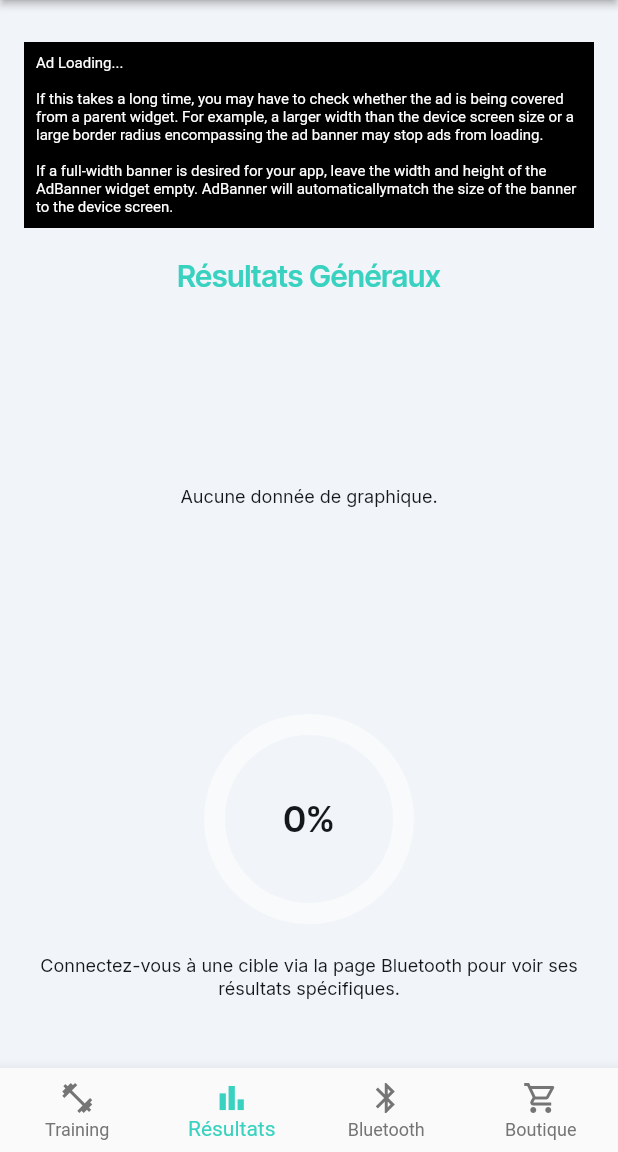
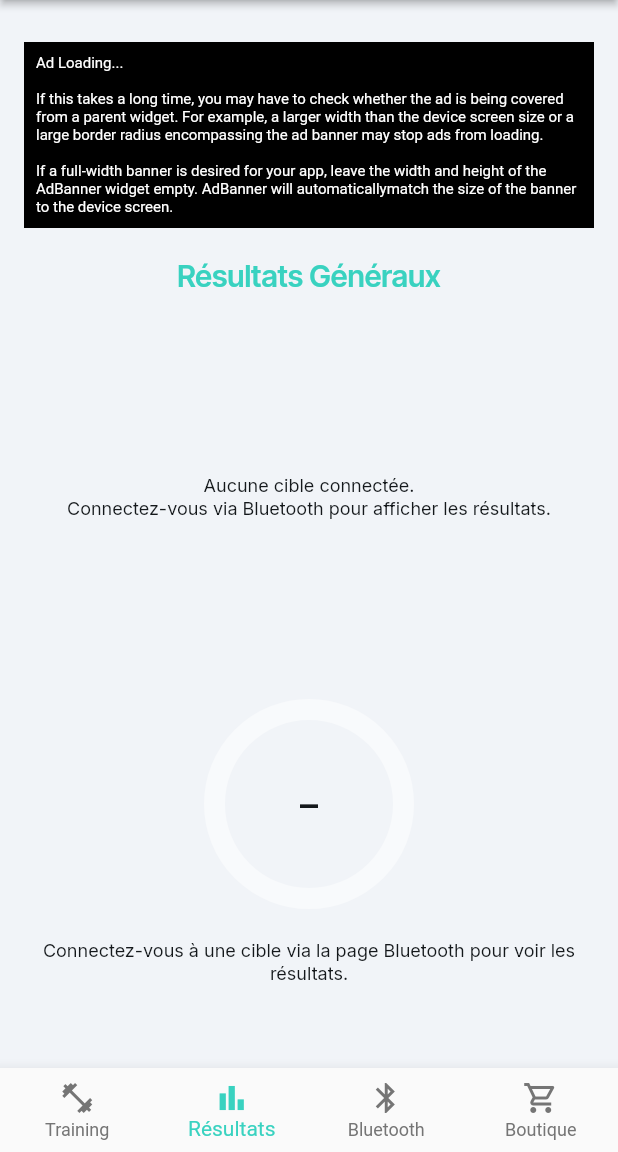
Before and after one commit to Paul-FranckDencausse/a-la-pointe, a Flutter app: the ResultsWidget screen opened by its route, on a phone screen of 412 x 824 dp, the part 84-1236 px from its top. Run offline on Flutter 3.47's test engine with Material 3 defaults, Android fonts, the phone set to English and light mode, and no system bars; drawn by our look-alikes of percent_indicator; our stand-ins replace auto_size_text, dropdown_button2, fl_chart, flutter_blue_plus, font_awesome_flutter, from_css_color and 8 more; missing offline and left inert: app_settings, json_path; accounts and stored records are empty; network calls fail.

Commit message:
côté flutter

```diff
--- a/lib/pages/results/results_widget.dart
+++ b/lib/pages/results/results_widget.dart
@@ -5,17 +5,15 @@ import '/flutter_flow/flutter_flow_charts.dart';
 import '/flutter_flow/flutter_flow_theme.dart';
 import '/flutter_flow/flutter_flow_util.dart';
 import 'dart:ui';
-import '/flutter_flow/random_data_util.dart' as random_data;
 import '/index.dart';
 import 'package:flutter/material.dart';
 import 'package:google_fonts/google_fonts.dart';
 import 'package:percent_indicator/percent_indicator.dart';
+import 'results_model.dart';
+export 'results_model.dart';
 
-// Supposons que results_model.dart est correctement importé si createModel en dépend
-// ou si ResultsModel est utilisé directement dans _ResultsWidgetState.
-// Si vous exportez le modèle depuis ce fichier, l'importation du modèle ici n'est pas strictement pour le widget lui-même.
-import 'results_model.dart'; // Cet import est pour la ligne 'export' et pour createModel
-export 'results_model.dart';
+// 🔹 BLE
+import 'package:flutter_blue_plus/flutter_blue_plus.dart';
 
 class ResultsWidget extends StatefulWidget {
   final String? deviceId;
@@ -28,7 +26,6 @@ class ResultsWidget extends StatefulWidget {
   static String routeName = 'Results';
   static String routePath = '/results';
 
-  // 👇👇👇 MÉTHODE MANQUANTE À AJOUTER OU À CORRIGER 👇👇👇
   @override
   State<ResultsWidget> createState() => _ResultsWidgetState();
 }
@@ -38,26 +35,100 @@ class _ResultsWidgetState extends State<ResultsWidget> {
   final scaffoldKey = GlobalKey<ScaffoldState>();
   int _selectedIndex = 1;
 
+  BluetoothDevice? connectedDevice;
+  BluetoothCharacteristic? notifyCharacteristic;
+
+  // Données dynamiques
+  List<String> hitsLog = [];
+  List<int> reactionTimes = [];
+  int hitCount = 0;
+  int maxHits = 5;
+
   @override
   void initState() {
     super.initState();
     _model = createModel(context, () => ResultsModel());
 
     if (widget.deviceId != null) {
-      debugPrint("ResultsWidget a reçu deviceId via constructeur: ${widget.deviceId}");
-      fetchResultsForDevice(widget.deviceId!);
-    } else {
-      debugPrint("ResultsWidget: Aucun deviceId n'a été fourni via constructeur.");
+      debugPrint("📡 Connexion à l'appareil: ${widget.deviceId}");
+      connectToDevice(widget.deviceId!);
     }
     WidgetsBinding.instance.addPostFrameCallback((_) => safeSetState(() {}));
   }
 
   @override
   void dispose() {
+    connectedDevice?.disconnect();
     _model.dispose();
     super.dispose();
   }
 
+  /// 🔹 Connexion BLE
+  Future<void> connectToDevice(String deviceId) async {
+    try {
+      final device = BluetoothDevice.fromId(deviceId);
+      await device.connect();
+      connectedDevice = device;
+
+      List<BluetoothService> services = await device.discoverServices();
+      for (var service in services) {
+        for (var char in service.characteristics) {
+          if (char.properties.notify) {
+            notifyCharacteristic = char;
+            await char.setNotifyValue(true);
+            char.value.listen((value) {
+              final msg = String.fromCharCodes(value);
+              parseSensorMessage(msg);
+            });
+          }
+        }
+      }
+    } catch (e) {
+      debugPrint("⚠️ Erreur connexion BLE: $e");
+    }
+  }
+
+  /// 🔹 Parse les messages envoyés par l’ESP32
+  void parseSensorMessage(String msg) {
+    debugPrint("📩 Message reçu: $msg");
+
+    if (msg.contains("HIT")) {
+      hitsLog.add(msg);
+      hitCount++;
+
+      // Extraire le temps de réaction
+      final regex = RegExp(r"Reaction time: (\d+) ms");
+      final match = regex.firstMatch(msg);
+      if (match != null) {
+        final reactionTime = int.parse(match.group(1)!);
+        reactionTimes.add(reactionTime);
+        debugPrint("⏱ Temps de réaction: $reactionTime ms");
+      }
+
+      // Mise à jour du modèle pour le graphique et le pourcentage
+      setState(() {
+        _model.lineChartData = [
+          FFLineChartData(
+            xData: List.generate(reactionTimes.length, (i) => i + 1),
+            yData: reactionTimes,
+            settings: LineChartBarData(
+              color: FlutterFlowTheme.of(context).secondary,
+              barWidth: 2.5,
+              isCurved: true,
+              dotData: FlDotData(show: true),
+              belowBarData: BarAreaData(
+                show: true,
+                color: FlutterFlowTheme.of(context).secondary.withOpacity(0.2),
+              ),
+            ),
+          ),
+        ];
+        _model.percentValue = (hitCount / maxHits).clamp(0.0, 1.0);
+      });
+    }
+  }
+
+  /// 🔹 Navigation bas
   void _onItemTapped(int index) {
     if (_selectedIndex == index && index != 1) return;
     setState(() {
@@ -72,10 +143,9 @@ class _ResultsWidgetState extends State<ResultsWidget> {
         if (ModalRoute.of(context)?.settings.name != ResultsWidget.routeName) {
           context.pushNamed(
             ResultsWidget.routeName,
-            queryParameters: widget.deviceId != null ? {'deviceId': widget.deviceId!} : {},
+            queryParameters:
+            widget.deviceId != null ? {'deviceId': widget.deviceId!} : {},
           );
-        } else if (widget.deviceId != null) {
-          fetchResultsForDevice(widget.deviceId!);
         }
         break;
       case 2:
@@ -87,30 +157,9 @@ class _ResultsWidgetState extends State<ResultsWidget> {
     }
   }
 
-  void fetchResultsForDevice(String deviceId) {
-    debugPrint("Chargement des résultats pour l'appareil : $deviceId");
-    setState(() {
-      final idBasedSeed = deviceId.hashCode % 10;
-      _model.lineChartData = [
-        FFLineChartData(
-          xData: List.generate(7, (index) => index * (idBasedSeed + 1)),
-          yData: List.generate(7, (index) => random_data.randomInteger(5, 20) + idBasedSeed),
-          settings: LineChartBarData(
-            color: FlutterFlowTheme.of(context).secondary,
-            barWidth: 2.5,
-            isCurved: true,
-            dotData: FlDotData(show: true),
-            belowBarData: BarAreaData(
-              show: true,
-              color: FlutterFlowTheme.of(context).secondary.withOpacity(0.2),
-            ),
-          ),
-        )
-      ];
-      _model.percentValue = (random_data.randomInteger(30, 90 + idBasedSeed) / 100.0).clamp(0.0, 1.0);
-    });
-  }
-
+  // ======================================================
+  // ====================== BUILD =========================
+  // ======================================================
   @override
   Widget build(BuildContext context) {
     return GestureDetector(
@@ -151,9 +200,11 @@ class _ResultsWidgetState extends State<ResultsWidget> {
                   showsTestAd: true,
                 ),
                 const SizedBox(height: 20),
+
+                // Titre
                 Text(
                   widget.deviceId != null
-                      ? 'Résultats pour Cible (...${widget.deviceId!.length > 5 ? widget.deviceId!.substring(widget.deviceId!.length - 5) : widget.deviceId})'
+                      ? 'Résultats pour Appareil (...${widget.deviceId!.substring(widget.deviceId!.length - 5)})'
                       : 'Résultats Généraux',
                   style: FlutterFlowTheme.of(context).titleLarge.override(
                     fontFamily: GoogleFonts.interTight().fontFamily,
@@ -164,66 +215,83 @@ class _ResultsWidgetState extends State<ResultsWidget> {
                   textAlign: TextAlign.center,
                 ),
                 const SizedBox(height: 20),
+
+                // Graphique
                 Container(
                   width: double.infinity,
                   height: 230,
-                  child: (widget.deviceId == null && (_model.lineChartData == null || _model.lineChartData!.isEmpty))
-                      ? Center(child: Text("Aucune donnée de graphique.", style: FlutterFlowTheme.of(context).bodyMedium))
-                      : (_model.lineChartData != null && _model.lineChartData!.isNotEmpty)
-                      ? FlutterFlowLineChart(
+                  child: (_model.lineChartData == null ||
+                      _model.lineChartData!.isEmpty)
+                      ? Center(
+                    child: Text(
+                      widget.deviceId == null
+                          ? "Aucune cible connectée.\nConnectez-vous via Bluetooth pour afficher les résultats."
+                          : "Aucune donnée pour l'instant.",
+                      textAlign: TextAlign.center,
+                      style: FlutterFlowTheme.of(context).bodyMedium,
+                    ),
+                  )
+                      : FlutterFlowLineChart(
                     data: _model.lineChartData!,
                     chartStylingInfo: ChartStylingInfo(
-                      backgroundColor: FlutterFlowTheme.of(context).secondaryBackground,
+                      backgroundColor:
+                      FlutterFlowTheme.of(context).secondaryBackground,
                       showBorder: false,
                     ),
                     axisBounds: AxisBounds(),
-                    xAxisLabelInfo: AxisLabelInfo(reservedSize: 32, showLabels: true),
-                    yAxisLabelInfo: AxisLabelInfo(reservedSize: 40, showLabels: true),
-                  )
-                      : Center(child: Text("Chargement des données du graphique...", style: FlutterFlowTheme.of(context).bodyMedium)),
+                    xAxisLabelInfo: AxisLabelInfo(
+                        reservedSize: 32, showLabels: true),
+                    yAxisLabelInfo: AxisLabelInfo(
+                        reservedSize: 40, showLabels: true),
+                  ),
                 ),
-                const SizedBox(height: 30),
+
+                const SizedBox(height: 20),
+
+                // Pourcentage
                 CircularPercentIndicator(
-                  percent: _model.percentValue,
+                  percent: widget.deviceId == null ? 0.0 : _model.percentValue,
                   radius: 70,
                   lineWidth: 14,
                   animation: true,
-                  animationDuration: 1200,
                   progressColor: FlutterFlowTheme.of(context).secondary,
-                  backgroundColor: FlutterFlowTheme.of(context).accent4.withOpacity(0.5),
+                  backgroundColor:
+                  FlutterFlowTheme.of(context).accent4.withOpacity(0.5),
                   center: Text(
-                    '${(_model.percentValue * 100).toStringAsFixed(0)}%',
-                    style: FlutterFlowTheme.of(context).headlineSmall.override(
-                      fontFamily: GoogleFonts.interTight().fontFamily,
-                      fontWeight: FontWeight.w600,
-                      useGoogleFonts: true,
-                    ),
+                    widget.deviceId == null
+                        ? "–"
+                        : "${(_model.percentValue * 100).toStringAsFixed(0)}%",
+                    style: FlutterFlowTheme.of(context).headlineSmall,
                   ),
                 ),
+
                 const SizedBox(height: 20),
-                if (widget.deviceId != null)
-                  ElevatedButton.icon(
-                    icon: const Icon(Icons.refresh),
-                    label: const Text("Rafraîchir les Données"),
-                    onPressed: () => fetchResultsForDevice(widget.deviceId!),
-                    style: ElevatedButton.styleFrom(
-                      backgroundColor: FlutterFlowTheme.of(context).primary,
-                      foregroundColor: FlutterFlowTheme.of(context).primaryText,
-                      padding: const EdgeInsets.symmetric(horizontal: 24, vertical: 12),
-                      textStyle: FlutterFlowTheme.of(context).titleSmall,
-                    ),
+
+                // Logs
+                if (widget.deviceId == null)
+                  Text(
+                    "Connectez-vous à une cible via la page Bluetooth pour voir les résultats.",
+                    textAlign: TextAlign.center,
+                    style: FlutterFlowTheme.of(context).bodyMedium,
+                  )
+                else if (hitsLog.isEmpty)
+                  Text(
+                    "Aucun hit enregistré pour le moment.",
+                    textAlign: TextAlign.center,
+                    style: FlutterFlowTheme.of(context).bodyMedium,
                   )
                 else
-                  Text(
-                    "Connectez-vous à une cible via la page Bluetooth pour voir ses résultats spécifiques.",
-                    textAlign: TextAlign.center,
-                    style: FlutterFlowTheme.of(context).bodyMedium,
+                  Column(
+                    crossAxisAlignment: CrossAxisAlignment.start,
+                    children:
+                    hitsLog.map((msg) => Text("• $msg")).toList(),
                   ),
-                const SizedBox(height: 60),
               ],
             ),
           ),
         ),
+
+        // ✅ Navigation placée correctement
         bottomNavigationBar: BottomNavigationBar(
           type: BottomNavigationBarType.fixed,
           currentIndex: _selectedIndex,
@@ -231,10 +299,14 @@ class _ResultsWidgetState extends State<ResultsWidget> {
           unselectedItemColor: Colors.grey[600],
           onTap: _onItemTapped,
           items: const [
-            BottomNavigationBarItem(icon: Icon(Icons.fitness_center), label: 'Training'),
-            BottomNavigationBarItem(icon: Icon(Icons.bar_chart), label: 'Résultats'),
-            BottomNavigationBarItem(icon: Icon(Icons.bluetooth_sharp), label: 'Bluetooth'),
-            BottomNavigationBarItem(icon: Icon(Icons.shopping_cart_outlined), label: 'Boutique'),
+            BottomNavigationBarItem(
+                icon: Icon(Icons.fitness_center), label: 'Training'),
+            BottomNavigationBarItem(
+                icon: Icon(Icons.bar_chart), label: 'Résultats'),
+            BottomNavigationBarItem(
+                icon: Icon(Icons.bluetooth_sharp), label: 'Bluetooth'),
+            BottomNavigationBarItem(
+                icon: Icon(Icons.shopping_cart_outlined), label: 'Boutique'),
           ],
         ),
       ),
```
